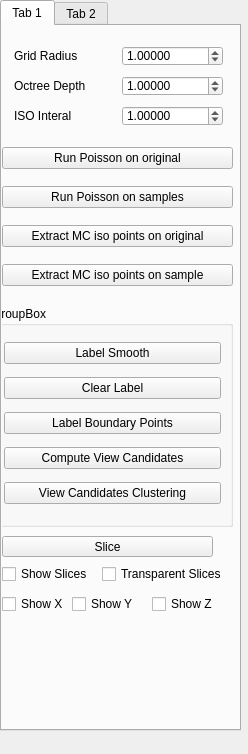
Above: Point Cloud/UI/poisson_para.ui from sunwaylive/quality-driven-poisson-guided-autoscanning before the change. Below: the same form after it.
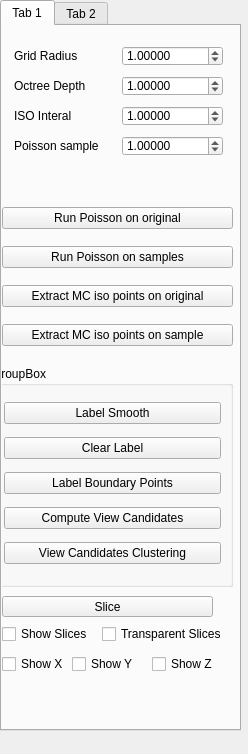
That is the form after the change.

Diff of the .ui file:
```diff
--- a/Point Cloud/UI/poisson_para.ui
+++ b/Point Cloud/UI/poisson_para.ui
@@ -33,7 +33,7 @@
      <property name="geometry">
       <rect>
        <x>150</x>
-       <y>570</y>
+       <y>630</y>
        <width>91</width>
        <height>16</height>
       </rect>
@@ -71,7 +71,7 @@
      <property name="geometry">
       <rect>
        <x>0</x>
-       <y>540</y>
+       <y>600</y>
        <width>91</width>
        <height>16</height>
       </rect>
@@ -97,7 +97,7 @@
      <property name="geometry">
       <rect>
        <x>-10</x>
-       <y>280</y>
+       <y>340</y>
        <width>241</width>
        <height>221</height>
       </rect>
@@ -185,7 +185,7 @@
      <property name="geometry">
       <rect>
        <x>70</x>
-       <y>570</y>
+       <y>630</y>
        <width>91</width>
        <height>16</height>
       </rect>
@@ -198,7 +198,7 @@
      <property name="geometry">
       <rect>
        <x>0</x>
-       <y>570</y>
+       <y>630</y>
        <width>91</width>
        <height>16</height>
       </rect>
@@ -224,7 +224,7 @@
      <property name="geometry">
       <rect>
        <x>0</x>
-       <y>510</y>
+       <y>570</y>
        <width>211</width>
        <height>21</height>
       </rect>
@@ -237,7 +237,7 @@
      <property name="geometry">
       <rect>
        <x>0</x>
-       <y>110</y>
+       <y>170</y>
        <width>231</width>
        <height>161</height>
       </rect>
@@ -302,7 +302,7 @@
      <property name="geometry">
       <rect>
        <x>100</x>
-       <y>540</y>
+       <y>600</y>
        <width>131</width>
        <height>16</height>
       </rect>
@@ -311,6 +311,60 @@
       <string>Transparent Slices</string>
      </property>
     </widget>
+    <widget class="QDoubleSpinBox" name="poisson_sample_number">
+     <property name="geometry">
+      <rect>
+       <x>120</x>
+       <y>110</y>
+       <width>101</width>
+       <height>20</height>
+      </rect>
+     </property>
+     <property name="decimals">
+      <number>5</number>
+     </property>
+     <property name="minimum">
+      <double>0.000010000000000</double>
+     </property>
+     <property name="maximum">
+      <double>20000.000000000000000</double>
+     </property>
+     <property name="singleStep">
+      <double>0.010000000000000</double>
+     </property>
+     <property name="value">
+      <double>1.000000000000000</double>
+     </property>
+    </widget>
+    <widget class="QLabel" name="label_4">
+     <property name="geometry">
+      <rect>
+       <x>12</x>
+       <y>107</y>
+       <width>102</width>
+       <height>26</height>
+      </rect>
+     </property>
+     <property name="text">
+      <string>Poisson sample</string>
+     </property>
+    </widget>
+    <zorder>checkBox_show_slices_Z</zorder>
+    <zorder>poisson_depth</zorder>
+    <zorder>checkBox_show_slices</zorder>
+    <zorder>label</zorder>
+    <zorder>groupBox_2</zorder>
+    <zorder>label_2</zorder>
+    <zorder>radius</zorder>
+    <zorder>checkBox_show_slices_Y</zorder>
+    <zorder>checkBox_show_slices_X</zorder>
+    <zorder>label_3</zorder>
+    <zorder>pushButton_slice</zorder>
+    <zorder>layoutWidget</zorder>
+    <zorder>poisson_ISO_interval</zorder>
+    <zorder>checkBox_show_slices_transparent</zorder>
+    <zorder>label_4</zorder>
+    <zorder>poisson_sample_number</zorder>
    </widget>
    <widget class="QWidget" name="tab_2">
     <attribute name="title">
```
